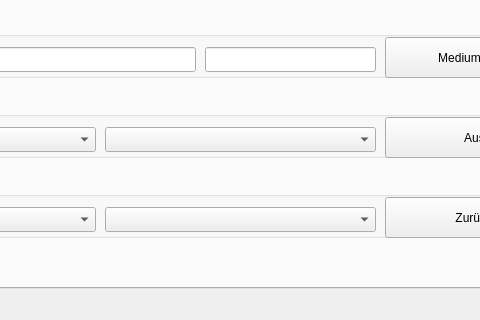
Above: medienverwaltung.ui from SimonFliegel/cpp-beleg before the change; both pictures show x 206 to 686 and y 477 to 797 of the 843 by 797 pixel window. Below: the same form after it.
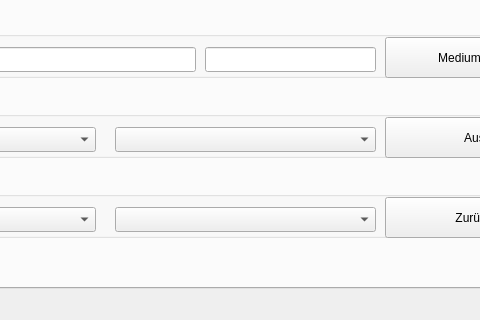
That is the form after the change. Icons and pictures are not drawn.

Diff of the .ui file:
```diff
--- a/medienverwaltung.ui
+++ b/medienverwaltung.ui
@@ -219,6 +219,16 @@
           <string>Ausleihen</string>
          </property>
         </widget>
+        <widget class="QComboBox" name="cB_lendMedia_media">
+         <property name="geometry">
+          <rect>
+           <x>290</x>
+           <y>30</y>
+           <width>261</width>
+           <height>25</height>
+          </rect>
+         </property>
+        </widget>
         <widget class="QComboBox" name="cB_lendMedia_user">
          <property name="geometry">
           <rect>
@@ -229,16 +239,6 @@
           </rect>
          </property>
         </widget>
-        <widget class="QComboBox" name="cB_lendMedia_media">
-         <property name="geometry">
-          <rect>
-           <x>280</x>
-           <y>30</y>
-           <width>271</width>
-           <height>25</height>
-          </rect>
-         </property>
-        </widget>
        </widget>
        <widget class="QGroupBox" name="gB_returnMedia">
         <property name="geometry">
@@ -268,9 +268,9 @@
         <widget class="QComboBox" name="cB_returnMedia_media">
          <property name="geometry">
           <rect>
-           <x>280</x>
+           <x>290</x>
            <y>30</y>
-           <width>271</width>
+           <width>261</width>
            <height>25</height>
           </rect>
          </property>
```
